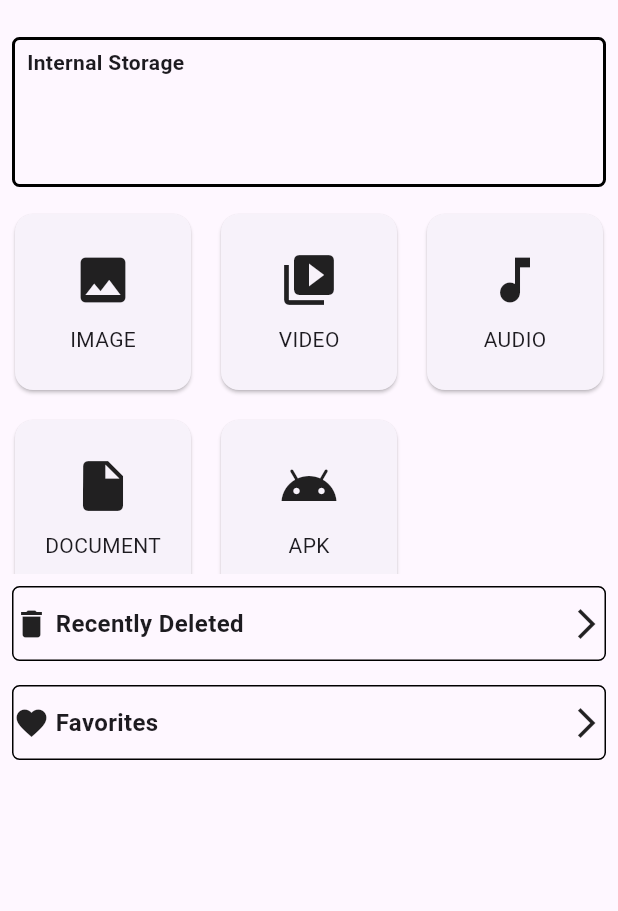
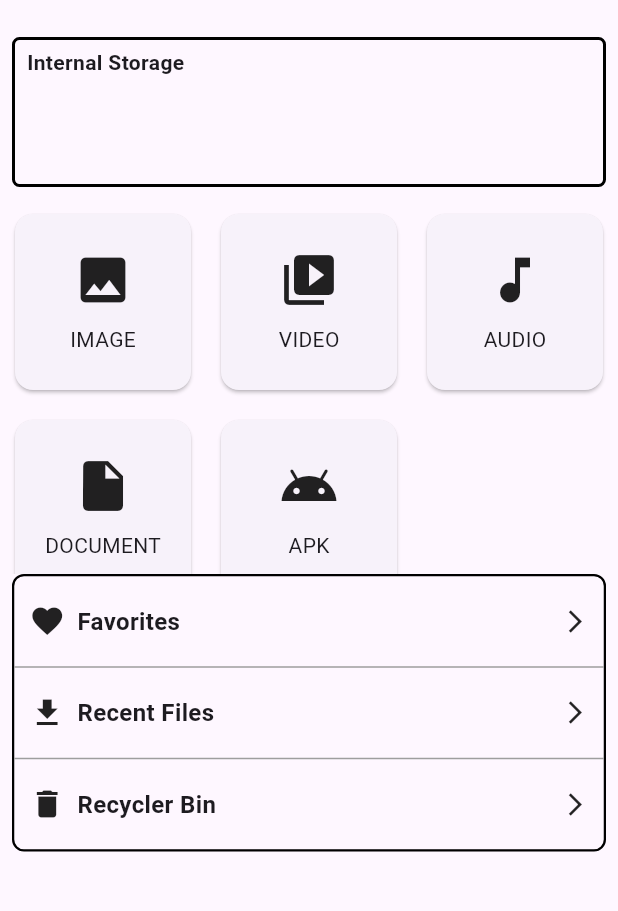
Before and after one commit to ChiragBhatiwal2001/file-manager, a Flutter app: the screen it shows after launch, on a phone screen of 412 x 824 dp, the part 59-970 px from its top. Run offline on Flutter 3.47's test engine with Material 3 defaults, Android fonts, the phone set to English and light mode, and no system bars; our stand-ins replace open_filex, permission_handler, shared_preferences, sqflite; missing offline and left inert: external_path, media_scanner; accounts and stored records are empty.

Commit message:
Added Container for Favorite,Recent files and Recycler Bin

```diff
--- a/lib/Screens/home_screen.dart
+++ b/lib/Screens/home_screen.dart
@@ -74,7 +74,10 @@ class _HomeScreenState extends State<HomeScreen> {
               if (!isGranted) {
                 ScaffoldMessenger.of(context).clearSnackBars();
                 ScaffoldMessenger.of(context).showSnackBar(
-                  SnackBar(content: Text('Please grant all permissions to continue.'),duration: Duration(seconds: 2),),
+                  SnackBar(
+                    content: Text('Please grant all permissions to continue.'),
+                    duration: Duration(seconds: 2),
+                  ),
                 );
                 return;
               }
@@ -89,14 +92,17 @@ class _HomeScreenState extends State<HomeScreen> {
             child: Padding(
               padding: const EdgeInsets.all(8.0),
               child: Container(
-                padding: EdgeInsets.only(left: 8.0,top: 5.0),
+                padding: EdgeInsets.only(left: 8.0, top: 5.0),
                 width: double.infinity,
                 height: 100,
                 decoration: BoxDecoration(
                   border: Border.all(color: Colors.black, width: 2),
                   borderRadius: BorderRadius.circular(5.0),
                 ),
-                child: Text("Internal Storage",style: TextStyle(fontWeight: FontWeight.bold),),
+                child: Text(
+                  "Internal Storage",
+                  style: TextStyle(fontWeight: FontWeight.bold),
+                ),
               ),
             ),
           ),
@@ -113,17 +119,27 @@ class _HomeScreenState extends State<HomeScreen> {
                 return Padding(
                   padding: const EdgeInsets.all(6.0),
                   child: GestureDetector(
-                    onTap: ()async{
+                    onTap: () async {
                       final isGranted = await _requestAllMediaPermissions();
                       if (!isGranted) {
                         ScaffoldMessenger.of(context).clearSnackBars();
                         ScaffoldMessenger.of(context).showSnackBar(
-                          SnackBar(content: Text('Please grant all permissions to continue.')),
+                          SnackBar(
+                            content: Text(
+                              'Please grant all permissions to continue.',
+                            ),
+                          ),
                         );
                         return;
                       }
                       await getStoragePath();
-                      Navigator.push(context, MaterialPageRoute(builder: (context) => QuickAccessScreen(category: media.key),));
+                      Navigator.push(
+                        context,
+                        MaterialPageRoute(
+                          builder: (context) =>
+                              QuickAccessScreen(category: media.key),
+                        ),
+                      );
                     },
                     child: Card(
                       child: Column(
@@ -140,13 +156,120 @@ class _HomeScreenState extends State<HomeScreen> {
               },
             ),
           ),
-          GestureDetector(
+
+          Padding(
+            padding: const EdgeInsets.symmetric(horizontal: 8.0),
+            child: Container(
+              decoration: BoxDecoration(
+                border: Border.all(color: Colors.black, width: 1.5),
+                borderRadius: BorderRadius.circular(8.0),
+              ),
+              child: Column(
+                children: [
+                  // Recently Deleted
+                  InkWell(
                     onTap: () async {
                       final isGranted = await _requestAllMediaPermissions();
                       if (!isGranted) {
                         ScaffoldMessenger.of(context).clearSnackBars();
                         ScaffoldMessenger.of(context).showSnackBar(
-                  SnackBar(content: Text('Please grant all permissions to continue.')),
+                          SnackBar(
+                            content: Text(
+                              'Please grant all permissions to continue.',
+                            ),
+                          ),
+                        );
+                        return;
+                      }
+                      await getStoragePath();
+                      Navigator.push(
+                        context,
+                        MaterialPageRoute(
+                          builder: (context) => const FavoriteScreen(),
+                        ),
+                      );
+                    },
+                    child: Container(
+                      height: 60,
+                      padding: const EdgeInsets.symmetric(horizontal: 10),
+                      child: Row(
+                        children: [
+                          Icon(Icons.favorite),
+                          SizedBox(width: 8),
+                          Text(
+                            "Favorites",
+                            style: TextStyle(
+                              fontWeight: FontWeight.bold,
+                              fontSize: 16,
+                            ),
+                          ),
+                          Spacer(),
+                          Icon(Icons.arrow_forward_ios_sharp, size: 18),
+                        ],
+                      ),
+                    ),
+                  ),
+
+                  Divider(height: 1, color: Colors.grey),
+
+                  // Favorites
+                  InkWell(
+                    onTap: () async {
+                      final isGranted = await _requestAllMediaPermissions();
+                      if (!isGranted) {
+                        ScaffoldMessenger.of(context).clearSnackBars();
+                        ScaffoldMessenger.of(context).showSnackBar(
+                          SnackBar(
+                            content: Text(
+                              'Please grant all permissions to continue.',
+                            ),
+                          ),
+                        );
+                        return;
+                      }
+                      await getStoragePath();
+                      Navigator.push(
+                        context,
+                        MaterialPageRoute(
+                          builder: (context) => const RecentAddedScreen(),
+                        ),
+                      );
+                    },
+                    child: Container(
+                      height: 60,
+                      padding: const EdgeInsets.symmetric(horizontal: 10),
+                      child: Row(
+                        children: [
+                          Icon(Icons.file_download_sharp),
+                          SizedBox(width: 8),
+                          Text(
+                            "Recent Files",
+                            style: TextStyle(
+                              fontWeight: FontWeight.bold,
+                              fontSize: 16,
+                            ),
+                          ),
+                          Spacer(),
+                          Icon(Icons.arrow_forward_ios_sharp, size: 18),
+                        ],
+                      ),
+                    ),
+                  ),
+
+                  Divider(height: 1, color: Colors.grey),
+
+                  // Favorites
+                  InkWell(
+                    onTap: () async {
+                      final isGranted = await _requestAllMediaPermissions();
+                      if (!isGranted) {
+                        ScaffoldMessenger.of(context).clearSnackBars();
+                        ScaffoldMessenger.of(context).showSnackBar(
+                          SnackBar(
+                            content: Text(
+                              'Please grant all permissions to continue.',
+                            ),
+                          ),
                         );
                         return;
                       }
@@ -158,71 +281,30 @@ class _HomeScreenState extends State<HomeScreen> {
                         ),
                       );
                     },
-            child: Padding(
-              padding: const EdgeInsets.all(8.0),
                     child: Container(
-                height: 50,
-                decoration: BoxDecoration(
-                  borderRadius: BorderRadius.circular(5.0),
-                  border: Border.all(
-                    color: Colors.black,
-                    width: 1
-                  )
-                ),
+                      height: 60,
+                      padding: const EdgeInsets.symmetric(horizontal: 10),
                       child: Row(
                         children: [
                           Icon(Icons.delete),
-                    SizedBox(width: 4,),
-                    Text("Recently Deleted",style: TextStyle(fontWeight: FontWeight.bold,fontSize: 16),),
-                    const Spacer(),
-                    Icon(Icons.arrow_forward_ios_sharp),
+                          SizedBox(width: 8),
+                          Text(
+                            "Recycler Bin",
+                            style: TextStyle(
+                              fontWeight: FontWeight.bold,
+                              fontSize: 16,
+                            ),
+                          ),
+                          Spacer(),
+                          Icon(Icons.arrow_forward_ios_sharp, size: 18),
                         ],
                       ),
                     ),
                   ),
-          ),
-          //going to change
-          GestureDetector(
-            onTap: () async {
-              final isGranted = await _requestAllMediaPermissions();
-              if (!isGranted) {
-                ScaffoldMessenger.of(context).clearSnackBars();
-                ScaffoldMessenger.of(context).showSnackBar(
-                  SnackBar(content: Text('Please grant all permissions to continue.')),
-                );
-                return;
-              }
-              await getStoragePath();
-              Navigator.push(
-                context,
-                MaterialPageRoute(
-                  builder: (context) => const RecentAddedScreen(),//dbviwduiuwbidubiwe
-                ),
-              );
-            },
-            child: Padding(
-              padding: const EdgeInsets.all(8.0),
-              child: Container(
-                height: 50,
-                decoration: BoxDecoration(
-                    borderRadius: BorderRadius.circular(5.0),
-                    border: Border.all(
-                        color: Colors.black,
-                        width: 1
-                    )
-                ),
-                child: Row(
-                  children: [
-                    Icon(Icons.favorite),
-                    SizedBox(width: 4,),
-                    Text("Favorites",style: TextStyle(fontWeight: FontWeight.bold,fontSize: 16),),
-                    const Spacer(),
-                    Icon(Icons.arrow_forward_ios_sharp),
                 ],
               ),
             ),
           ),
-          )
         ],
       ),
     );
```
Lines whose indentation alone changed are shown as unchanged.
